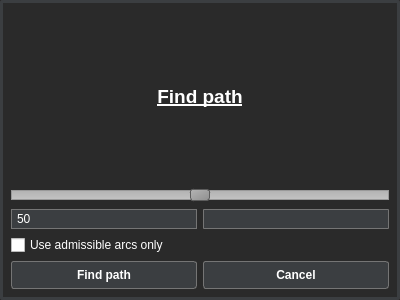
First picture: the form in source/ParkingSimulator/ParkingSimulator/FindPath.ui, repository kowalikw/ParkingSimulator, before the edit.
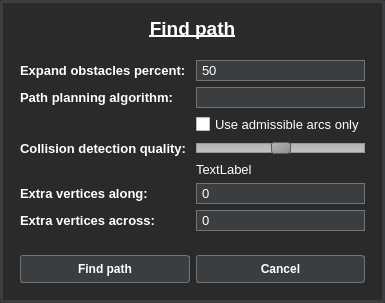
Second picture: the form after the edit. Icons and pictures are not drawn.

Commit message: Find path window completed.

What changed in the file:
```diff
--- a/source/ParkingSimulator/ParkingSimulator/FindPath.ui
+++ b/source/ParkingSimulator/ParkingSimulator/FindPath.ui
@@ -6,8 +6,8 @@
    <rect>
     <x>0</x>
     <y>0</y>
-    <width>400</width>
-    <height>300</height>
+    <width>383</width>
+    <height>303</height>
    </rect>
   </property>
   <property name="windowTitle">
@@ -161,44 +161,16 @@
 }</string>
   </property>
   <layout class="QGridLayout" name="gridLayout">
-   <item row="4" column="0">
-    <widget class="QSpinBox" name="expandSizePercent">
-     <property name="value">
-      <number>50</number>
-     </property>
-    </widget>
-   </item>
-   <item row="4" column="1">
-    <widget class="QComboBox" name="comboBoxAlgorithm"/>
-   </item>
-   <item row="5" column="0" colspan="2">
-    <widget class="QCheckBox" name="checkBoxAdmissibleArcsOnly">
-     <property name="styleSheet">
-      <string notr="true">color: white;</string>
-     </property>
-     <property name="text">
-      <string>Use admissible arcs only</string>
-     </property>
-    </widget>
-   </item>
-   <item row="6" column="0">
-    <widget class="QPushButton" name="btnFindPath">
-     <property name="text">
-      <string>Find path</string>
-     </property>
-    </widget>
-   </item>
-   <item row="6" column="1">
-    <widget class="QPushButton" name="btnCancel">
-     <property name="text">
-      <string>Cancel</string>
-     </property>
-    </widget>
-   </item>
    <item row="2" column="0" colspan="2">
     <layout class="QVBoxLayout" name="verticalLayout">
      <item>
-      <widget class="QLabel" name="label">
+      <widget class="QLabel" name="findPathTitle">
+       <property name="sizePolicy">
+        <sizepolicy hsizetype="Preferred" vsizetype="Minimum">
+         <horstretch>0</horstretch>
+         <verstretch>0</verstretch>
+        </sizepolicy>
+       </property>
        <property name="font">
         <font>
          <pointsize>14</pointsize>
@@ -216,18 +188,229 @@
       </widget>
      </item>
      <item>
-      <widget class="QSlider" name="sliderCollisionDetectionDensity">
-       <property name="maximum">
-        <number>100</number>
-       </property>
-       <property name="value">
-        <number>50</number>
-       </property>
-       <property name="orientation">
-        <enum>Qt::Horizontal</enum>
-       </property>
+      <widget class="QFrame" name="formFrame">
+       <layout class="QFormLayout" name="formLayout">
+        <property name="leftMargin">
+         <number>9</number>
+        </property>
+        <property name="topMargin">
+         <number>9</number>
+        </property>
+        <property name="rightMargin">
+         <number>9</number>
+        </property>
+        <property name="bottomMargin">
+         <number>9</number>
+        </property>
+        <item row="0" column="0">
+         <widget class="QLabel" name="expandObstaclesPercentLabel">
+          <property name="font">
+           <font>
+            <pointsize>10</pointsize>
+            <weight>75</weight>
+            <bold>true</bold>
+           </font>
+          </property>
+          <property name="text">
+           <string>Expand obstacles percent: </string>
+          </property>
+         </widget>
+        </item>
+        <item row="0" column="1">
+         <widget class="QSpinBox" name="expandSizePercent">
+          <property name="font">
+           <font>
+            <pointsize>10</pointsize>
+           </font>
+          </property>
+          <property name="maximum">
+           <number>100</number>
+          </property>
+          <property name="value">
+           <number>50</number>
+          </property>
+         </widget>
+        </item>
+        <item row="1" column="0">
+         <widget class="QLabel" name="pathPlanningAlgorithmLabel">
+          <property name="font">
+           <font>
+            <pointsize>10</pointsize>
+            <weight>75</weight>
+            <bold>true</bold>
+           </font>
+          </property>
+          <property name="text">
+           <string>Path planning algorithm: </string>
+          </property>
+         </widget>
+        </item>
+        <item row="1" column="1">
+         <widget class="QComboBox" name="comboBoxAlgorithm">
+          <property name="font">
+           <font>
+            <pointsize>10</pointsize>
+           </font>
+          </property>
+         </widget>
+        </item>
+        <item row="2" column="0">
+         <widget class="QLabel" name="label_4">
+          <property name="text">
+           <string/>
+          </property>
+         </widget>
+        </item>
+        <item row="2" column="1">
+         <widget class="QCheckBox" name="checkBoxAdmissibleArcsOnly">
+          <property name="font">
+           <font>
+            <pointsize>10</pointsize>
+           </font>
+          </property>
+          <property name="styleSheet">
+           <string notr="true">color: white;</string>
+          </property>
+          <property name="text">
+           <string>Use admissible arcs only</string>
+          </property>
+         </widget>
+        </item>
+        <item row="3" column="0">
+         <widget class="QLabel" name="collisionDetectionQualityLabel">
+          <property name="font">
+           <font>
+            <pointsize>10</pointsize>
+            <weight>75</weight>
+            <bold>true</bold>
+           </font>
+          </property>
+          <property name="text">
+           <string>Collision detection quality: </string>
+          </property>
+         </widget>
+        </item>
+        <item row="3" column="1">
+         <layout class="QHBoxLayout" name="horizontalLayout">
+          <item>
+           <widget class="QSlider" name="sliderCollisionDetectionQuality">
+            <property name="maximum">
+             <number>100</number>
+            </property>
+            <property name="value">
+             <number>50</number>
+            </property>
+            <property name="orientation">
+             <enum>Qt::Horizontal</enum>
+            </property>
+           </widget>
+          </item>
+         </layout>
+        </item>
+        <item row="4" column="1">
+         <widget class="QLabel" name="labelCollisionDetectionQuality">
+          <property name="font">
+           <font>
+            <pointsize>10</pointsize>
+           </font>
+          </property>
+          <property name="text">
+           <string>TextLabel</string>
+          </property>
+         </widget>
+        </item>
+        <item row="4" column="0">
+         <widget class="QLabel" name="label_6">
+          <property name="text">
+           <string/>
+          </property>
+         </widget>
+        </item>
+        <item row="5" column="0">
+         <widget class="QLabel" name="ExtraVerticesAlongLabel">
+          <property name="font">
+           <font>
+            <pointsize>10</pointsize>
+            <weight>75</weight>
+            <bold>true</bold>
+           </font>
+          </property>
+          <property name="text">
+           <string>Extra vertices along: </string>
+          </property>
+         </widget>
+        </item>
+        <item row="6" column="0">
+         <widget class="QLabel" name="extraVerticesAcrossLabel">
+          <property name="font">
+           <font>
+            <pointsize>10</pointsize>
+            <weight>75</weight>
+            <bold>true</bold>
+           </font>
+          </property>
+          <property name="text">
+           <string>Extra vertices across: </string>
+          </property>
+         </widget>
+        </item>
+        <item row="5" column="1">
+         <widget class="QSpinBox" name="graphExtraVerticesAlong">
+          <property name="font">
+           <font>
+            <pointsize>10</pointsize>
+           </font>
+          </property>
+         </widget>
+        </item>
+        <item row="6" column="1">
+         <widget class="QSpinBox" name="graphExtraVerticesAcross">
+          <property name="font">
+           <font>
+            <pointsize>10</pointsize>
+           </font>
+          </property>
+         </widget>
+        </item>
+       </layout>
       </widget>
      </item>
+     <item>
+      <layout class="QHBoxLayout" name="horizontalLayout_2">
+       <property name="leftMargin">
+        <number>9</number>
+       </property>
+       <property name="topMargin">
+        <number>9</number>
+       </property>
+       <property name="rightMargin">
+        <number>9</number>
+       </property>
+       <property name="bottomMargin">
+        <number>9</number>
+       </property>
+       <item>
+        <widget class="QPushButton" name="btnFindPath">
+         <property name="cursor">
+          <cursorShape>PointingHandCursor</cursorShape>
+         </property>
+         <property name="text">
+          <string>Find path</string>
+         </property>
+        </widget>
+       </item>
+       <item>
+        <widget class="QPushButton" name="btnCancel">
+         <property name="cursor">
+          <cursorShape>PointingHandCursor</cursorShape>
+         </property>
+         <property name="text">
+          <string>Cancel</string>
+         </property>
+        </widget>
+       </item>
+      </layout>
+     </item>
     </layout>
    </item>
   </layout>
```
The commit also changes 11 other files.
